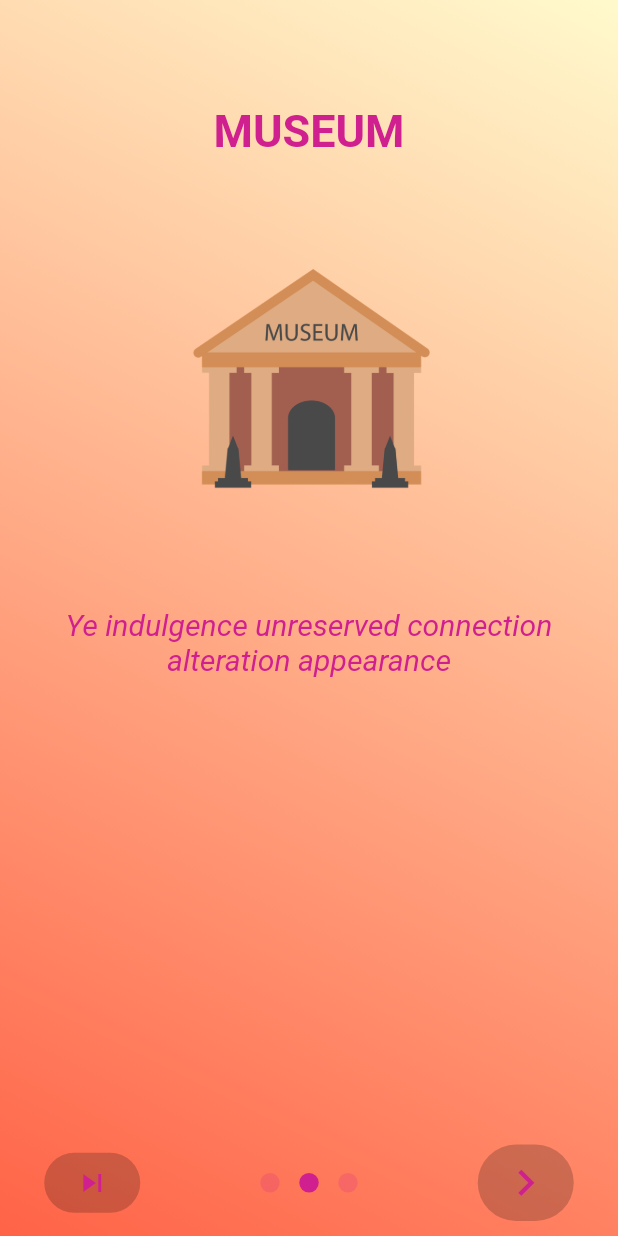
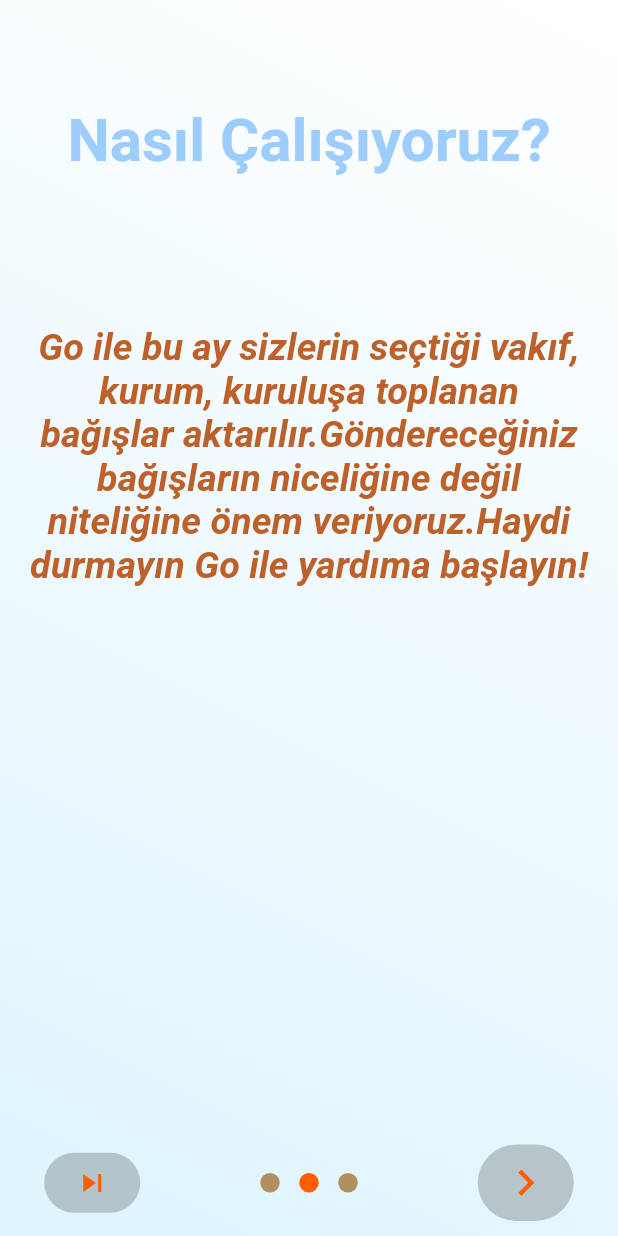
Before and after one commit to aydemiromer/FlutterFestivaliHackathon-GO, a Flutter app: the screen it shows after launch, swiped to page 2, on a phone screen of 412 x 824 dp. Run offline on Flutter 3.47's test engine with Material 2 defaults, Android fonts, the phone set to English and light mode, and no system bars; drawn by our look-alikes of intro_slider; missing offline and left inert: polls; Roboto replaces fonts that are missing (Raleway, RobotoMono).

Commit message:
intro slider

```diff
--- /dev/null
+++ b/lib/Screens/data.dart
@@ -0,0 +1,17 @@
+import 'package:flutter/material.dart';
+
+Color primaryColor = Color(0xFFCADCED);
+//(0xFFCADCED)
+
+List<BoxShadow> customShadow = [
+  BoxShadow(
+      color: Colors.orangeAccent.withOpacity(0.5),
+      spreadRadius: -5,
+      offset: Offset(-5, -5),
+      blurRadius: 30),
+  BoxShadow(
+      color: Colors.orange[900].withOpacity(.2),
+      spreadRadius: 2,
+      offset: Offset(7, 7),
+      blurRadius: 20),
+];
--- a/lib/Screens/intro_slider.dart
+++ b/lib/Screens/intro_slider.dart
@@ -21,67 +21,70 @@ class IntroScreenState extends State<IntroScreen> {
 
     slides.add(
       new Slide(
-        title: "MUSEUM",
+        /*title: "GO",
         styleTitle: TextStyle(
-            color: Color(0xffD02090),
+            color: Color(0xFFFF9800),
             fontSize: 30.0,
             fontWeight: FontWeight.bold,
-            fontFamily: 'RobotoMono'),
+            fontFamily: 'RobotoMono'),*/
         description:
             //BURAYA ACIKLAMA YAPILACAK
-            "Ye indulgence unreserved connection alteration appearance",
+            "Go ile cüzdanınızda duran küsüratlar iyiliğe dönüşsün!",
         styleDescription: TextStyle(
-            color: Color(0xffD02090),
-            fontSize: 20.0,
+            color: Color(0xFFBD602A),
+            fontSize: 25.0,
             fontStyle: FontStyle.italic,
+            fontWeight: FontWeight.bold,
             fontFamily: 'Raleway'),
-        pathImage: "images/dash.png",
+        pathImage: "images/logo.jpg",
+
         //ARKA PLAN RENKLERİNİ AYARLAMAK İSTERSEN BEGIN VE END KODLARINI DEGISTIR
-        colorBegin: Color(0xffFFFACD),
-        colorEnd: Color(0xffFF6347),
+        colorBegin: Color(0xFFFFFFFF),
+        colorEnd: Color(0xFFDEF4FD),
         directionColorBegin: Alignment.topRight,
         directionColorEnd: Alignment.bottomLeft,
       ),
     );
     slides.add(
       new Slide(
-        title: "MUSEUM",
+        title: "Nasıl Çalışıyoruz?",
         styleTitle: TextStyle(
-            color: Color(0xffD02090),
-            fontSize: 30.0,
+            color: Color(0xFF9CCDFC),
+            fontSize: 40.0,
             fontWeight: FontWeight.bold,
             fontFamily: 'RobotoMono'),
         description:
-            "Ye indulgence unreserved connection alteration appearance",
+            "Go ile bu ay sizlerin seçtiği vakıf, kurum, kuruluşa toplanan bağışlar aktarılır.Göndereceğiniz bağışların niceliğine değil niteliğine önem veriyoruz.Haydi durmayın Go ile yardıma başlayın!",
         styleDescription: TextStyle(
-            color: Color(0xffD02090),
-            fontSize: 20.0,
+            color: Color(0xFFBD602A),
+            fontSize: 25.0,
             fontStyle: FontStyle.italic,
+            fontWeight: FontWeight.bold,
             fontFamily: 'Raleway'),
-        pathImage: "images/photo_museum.png",
-        colorBegin: Color(0xffFFFACD),
-        colorEnd: Color(0xffFF6347),
+        colorBegin: Color(0xFFFFFFFF),
+        colorEnd: Color(0xFFDEF4FD),
         directionColorBegin: Alignment.topRight,
         directionColorEnd: Alignment.bottomLeft,
       ),
     );
     slides.add(
       new Slide(
-        title: "COFFEE",
+        title: "ANKET",
         styleTitle: TextStyle(
-            color: Color(0xffD02090),
+            color: Color(0xFFFF5E00),
             fontSize: 30.0,
             fontWeight: FontWeight.bold,
             fontFamily: 'RobotoMono'),
-        description: " Deneme",
+        description: "Anketimize katılabilir ve bu ay hangi kuruluşa bağış yapılacağını seçebilirsiniz...",
         styleDescription: TextStyle(
-            color: Color(0xffD02090),
-            fontSize: 20.0,
+            color: Color(0xFFFF5E00),
+            fontSize: 25.0,
             fontStyle: FontStyle.italic,
+            fontWeight: FontWeight.bold,
             fontFamily: 'Raleway'),
-        pathImage: "images/photo_coffee_shop.png",
-        colorBegin: Color(0xffFFA500),
-        colorEnd: Color(0xff7FFFD4),
+        pathImage: "images/donate.jpg",
+        colorBegin: Color(0xFFFFFFFF),
+        colorEnd: Color(0xFFFFFFFF),
         directionColorBegin: Alignment.topCenter,
         directionColorEnd: Alignment.bottomCenter,
         maxLineTextDescription: 3,
@@ -100,7 +103,7 @@ class IntroScreenState extends State<IntroScreen> {
   Widget renderNextBtn() {
     return Icon(
       Icons.navigate_next,
-      color: Color(0xffD02090),
+      color: Color(0xFFFF5E00),
       size: 35.0,
     );
   }
@@ -108,14 +111,14 @@ class IntroScreenState extends State<IntroScreen> {
   Widget renderDoneBtn() {
     return Icon(
       Icons.done,
-      color: Color(0xffD02090),
+      color: Color(0xFFFF5E00),
     );
   }
 
   Widget renderSkipBtn() {
     return Icon(
       Icons.skip_next,
-      color: Color(0xffD02090),
+      color: Color(0xFFFF5E00),
     );
   }
 
@@ -140,8 +143,8 @@ class IntroScreenState extends State<IntroScreen> {
       highlightColorDoneBtn: Color(0xff000000),
 
       // Dot indicator
-      colorDot: Color(0x33D02090),
-      colorActiveDot: Color(0xffD02090),
+      colorDot: Color(0xFFB19060),
+      colorActiveDot: Color(0xFFFF5E00),
       sizeDot: 13.0,
 
       // Show or hide status bar
--- a/pubspec.yaml
+++ b/pubspec.yaml
@@ -60,6 +60,10 @@ flutter:
     - images/zblogo2.jpg
     - images/is.png
     - images/vakıf.png
+    - images/logo.jpg
+    - images/O.jpg
+    - images/donate.jpg
+
 
 
   # An image asset can refer to one or more resolution-specific "variants", see
```
Also changed, not shown: images/O.jpg (added), images/donate.jpg (added), images/logo.jpg (added), pubspec.lock.
